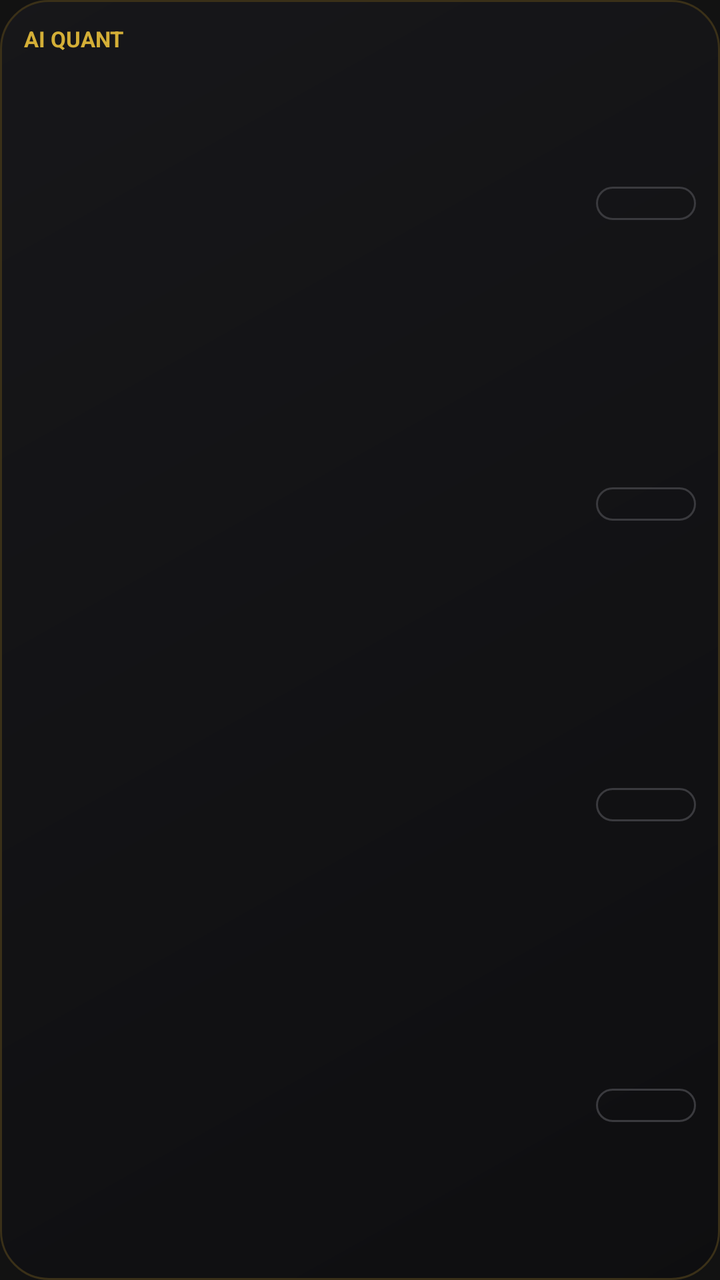
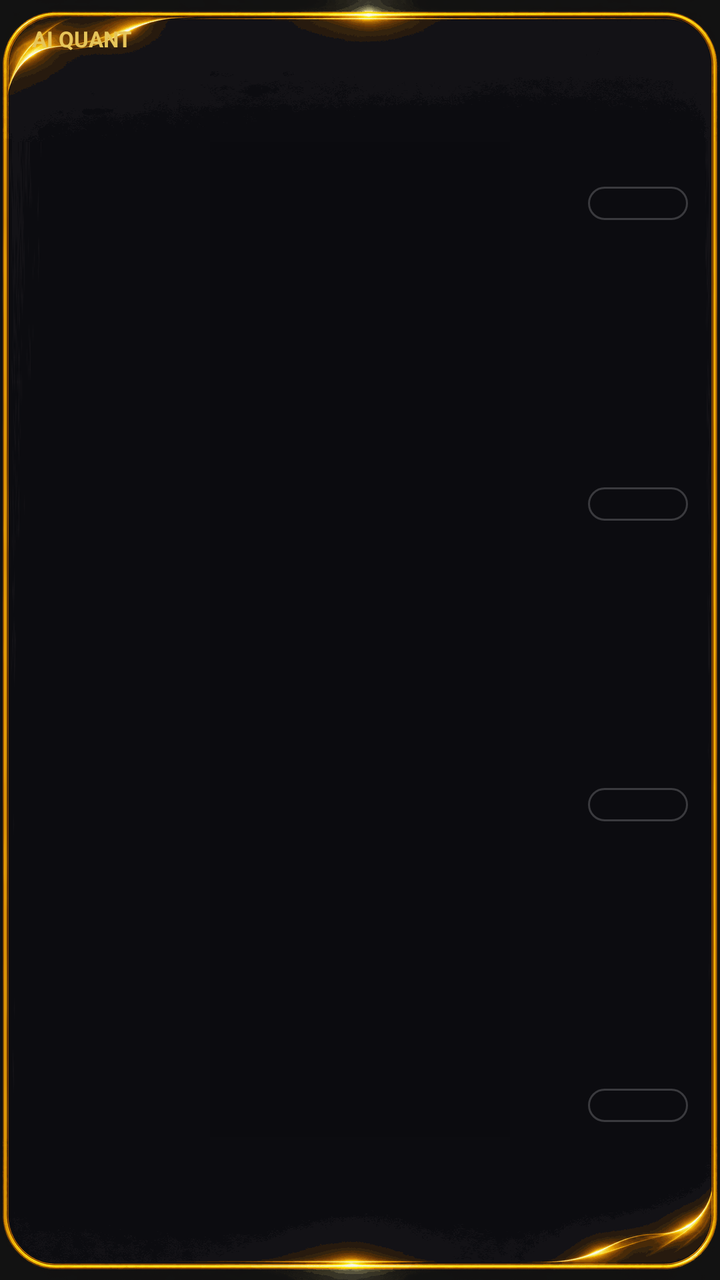

The first picture is an Android layout as it rendered before a commit; the second is the same layout after the commit. The layout source and the unified diff follow.
<!-- AndroidManifest.xml: application theme Theme.GoldAiQuant -->
<!-- res/layout/widget_list.xml -->
<?xml version="1.0" encoding="utf-8"?>
<LinearLayout xmlns:android="http://schemas.android.com/apk/res/android"
    android:id="@+id/wl_root" android:layout_width="match_parent" android:layout_height="match_parent"
    android:background="@drawable/widget_bg" android:orientation="vertical" android:padding="12dp">
    <LinearLayout android:layout_width="match_parent" android:layout_height="wrap_content" android:orientation="horizontal">
        <TextView android:layout_width="0dp" android:layout_weight="1" android:layout_height="wrap_content" android:text="@string/app_name"
            android:textColor="#D4AF37" android:textSize="11sp" android:textStyle="bold" />
        <TextView android:id="@+id/wl_time" android:layout_width="wrap_content" android:layout_height="wrap_content"
            android:textColor="#8C8A83" android:textSize="10sp" />
    </LinearLayout>
    <LinearLayout android:layout_width="match_parent" android:layout_height="0dp" android:layout_weight="1"
        android:orientation="horizontal" android:gravity="center_vertical">
        <TextView android:id="@+id/wl_n0" android:layout_width="52dp" android:layout_height="wrap_content" android:maxLines="1"
            android:textColor="#F3F1EA" android:textSize="13sp" android:textStyle="bold" />
        <ImageView android:id="@+id/wl_s0" android:layout_width="0dp" android:layout_weight="1" android:layout_height="18dp"
            android:layout_marginHorizontal="6dp" android:scaleType="fitXY" android:importantForAccessibility="no" />
        <TextView android:id="@+id/wl_p0" android:layout_width="wrap_content" android:layout_height="wrap_content" android:maxLines="1"
            android:textDirection="ltr" android:textColor="#F4F4F4" android:textSize="14sp" android:textStyle="bold" />
        <TextView android:id="@+id/wl_c0" android:layout_width="56dp" android:layout_height="wrap_content" android:maxLines="1"
            android:gravity="center" android:textDirection="ltr" android:textSize="11sp" android:textStyle="bold" />
        <TextView android:id="@+id/wl_i0" android:layout_width="50dp" android:layout_height="wrap_content" android:maxLines="1"
            android:gravity="center" android:background="@drawable/widget_chip" android:paddingVertical="1dp"
            android:textSize="11sp" android:textStyle="bold" />
    </LinearLayout>
    <LinearLayout android:layout_width="match_parent" android:layout_height="0dp" android:layout_weight="1"
        android:orientation="horizontal" android:gravity="center_vertical">
        <TextView android:id="@+id/wl_n1" android:layout_width="52dp" android:layout_height="wrap_content" android:maxLines="1"
            android:textColor="#F3F1EA" android:textSize="13sp" android:textStyle="bold" />
        <ImageView android:id="@+id/wl_s1" android:layout_width="0dp" android:layout_weight="1" android:layout_height="18dp"
            android:layout_marginHorizontal="6dp" android:scaleType="fitXY" android:importantForAccessibility="no" />
        <TextView android:id="@+id/wl_p1" android:layout_width="wrap_content" android:layout_height="wrap_content" android:maxLines="1"
            android:textDirection="ltr" android:textColor="#F4F4F4" android:textSize="14sp" android:textStyle="bold" />
        <TextView android:id="@+id/wl_c1" android:layout_width="56dp" android:layout_height="wrap_content" android:maxLines="1"
            android:gravity="center" android:textDirection="ltr" android:textSize="11sp" android:textStyle="bold" />
        <TextView android:id="@+id/wl_i1" android:layout_width="50dp" android:layout_height="wrap_content" android:maxLines="1"
            android:gravity="center" android:background="@drawable/widget_chip" android:paddingVertical="1dp"
            android:textSize="11sp" android:textStyle="bold" />
    </LinearLayout>
    <LinearLayout android:layout_width="match_parent" android:layout_height="0dp" android:layout_weight="1"
        android:orientation="horizontal" android:gravity="center_vertical">
        <TextView android:id="@+id/wl_n2" android:layout_width="52dp" android:layout_height="wrap_content" android:maxLines="1"
            android:textColor="#F3F1EA" android:textSize="13sp" android:textStyle="bold" />
        <ImageView android:id="@+id/wl_s2" android:layout_width="0dp" android:layout_weight="1" android:layout_height="18dp"
            android:layout_marginHorizontal="6dp" android:scaleType="fitXY" android:importantForAccessibility="no" />
        <TextView android:id="@+id/wl_p2" android:layout_width="wrap_content" android:layout_height="wrap_content" android:maxLines="1"
            android:textDirection="ltr" android:textColor="#F4F4F4" android:textSize="14sp" android:textStyle="bold" />
        <TextView android:id="@+id/wl_c2" android:layout_width="56dp" android:layout_height="wrap_content" android:maxLines="1"
            android:gravity="center" android:textDirection="ltr" android:textSize="11sp" android:textStyle="bold" />
        <TextView android:id="@+id/wl_i2" android:layout_width="50dp" android:layout_height="wrap_content" android:maxLines="1"
            android:gravity="center" android:background="@drawable/widget_chip" android:paddingVertical="1dp"
            android:textSize="11sp" android:textStyle="bold" />
    </LinearLayout>
    <LinearLayout android:layout_width="match_parent" android:layout_height="0dp" android:layout_weight="1"
        android:orientation="horizontal" android:gravity="center_vertical">
        <TextView android:id="@+id/wl_n3" android:layout_width="52dp" android:layout_height="wrap_content" android:maxLines="1"
            android:textColor="#F3F1EA" android:textSize="13sp" android:textStyle="bold" />
        <ImageView android:id="@+id/wl_s3" android:layout_width="0dp" android:layout_weight="1" android:layout_height="18dp"
            android:layout_marginHorizontal="6dp" android:scaleType="fitXY" android:importantForAccessibility="no" />
        <TextView android:id="@+id/wl_p3" android:layout_width="wrap_content" android:layout_height="wrap_content" android:maxLines="1"
            android:textDirection="ltr" android:textColor="#F4F4F4" android:textSize="14sp" android:textStyle="bold" />
        <TextView android:id="@+id/wl_c3" android:layout_width="56dp" android:layout_height="wrap_content" android:maxLines="1"
            android:gravity="center" android:textDirection="ltr" android:textSize="11sp" android:textStyle="bold" />
        <TextView android:id="@+id/wl_i3" android:layout_width="50dp" android:layout_height="wrap_content" android:maxLines="1"
            android:gravity="center" android:background="@drawable/widget_chip" android:paddingVertical="1dp"
            android:textSize="11sp" android:textStyle="bold" />
    </LinearLayout>
</LinearLayout>
<!-- resources referenced by this layout -->
<resources>
  <!-- drawable widget_bg (drawable) -->
  <?xml version="1.0" encoding="utf-8"?>
  <shape xmlns:android="http://schemas.android.com/apk/res/android" android:shape="rectangle">
      <gradient android:angle="315" android:startColor="#F217171A" android:endColor="#F20E0E10" />
      <stroke android:width="1dp" android:color="#3A3018" />
      <corners android:radius="24dp" />
  </shape>
  <!-- drawable widget_chip (drawable) -->
  <?xml version="1.0" encoding="utf-8"?>
  <shape xmlns:android="http://schemas.android.com/apk/res/android" android:shape="rectangle">
      <stroke android:width="1dp" android:color="#3A3A3E" />
      <corners android:radius="12dp" />
  </shape>
  <string name="app_name" translatable="false">AI QUANT</string>
  <style name="Theme.GoldAiQuant" parent="android:Theme.Material.NoActionBar">
          <item name="android:windowBackground">#FF121212</item>
          <item name="android:statusBarColor">#FF121212</item>
          <item name="android:navigationBarColor">#FF121212</item>
      </style>
</resources>

<!-- the commit's change to res/layout/widget_list.xml (unified diff, before → after) -->
@@ -1,16 +1,18 @@
 <?xml version="1.0" encoding="utf-8"?>
 <LinearLayout xmlns:android="http://schemas.android.com/apk/res/android"
     android:id="@+id/wl_root" android:layout_width="match_parent" android:layout_height="match_parent"
-    android:background="@drawable/widget_bg" android:orientation="vertical" android:padding="12dp">
+    android:background="@drawable/wf_wide" android:orientation="vertical" android:paddingHorizontal="16dp" android:paddingVertical="12dp">
     <LinearLayout android:layout_width="match_parent" android:layout_height="wrap_content" android:orientation="horizontal">
         <TextView android:layout_width="0dp" android:layout_weight="1" android:layout_height="wrap_content" android:text="@string/app_name"
-            android:textColor="#D4AF37" android:textSize="11sp" android:textStyle="bold" />
+            android:textColor="#E6C55A" android:textSize="11sp" android:textStyle="bold" />
         <TextView android:id="@+id/wl_time" android:layout_width="wrap_content" android:layout_height="wrap_content"
             android:textColor="#8C8A83" android:textSize="10sp" />
     </LinearLayout>
     <LinearLayout android:layout_width="match_parent" android:layout_height="0dp" android:layout_weight="1"
         android:orientation="horizontal" android:gravity="center_vertical">
-        <TextView android:id="@+id/wl_n0" android:layout_width="52dp" android:layout_height="wrap_content" android:maxLines="1"
+        <ImageView android:id="@+id/wl_a0" android:layout_width="wrap_content" android:layout_height="24dp"
+            android:layout_marginEnd="4dp" android:adjustViewBounds="true" android:importantForAccessibility="no" />
+        <TextView android:id="@+id/wl_n0" android:layout_width="40dp" android:layout_height="wrap_content" android:maxLines="1"
             android:textColor="#F3F1EA" android:textSize="13sp" android:textStyle="bold" />
         <ImageView android:id="@+id/wl_s0" android:layout_width="0dp" android:layout_weight="1" android:layout_height="18dp"
             android:layout_marginHorizontal="6dp" android:scaleType="fitXY" android:importantForAccessibility="no" />
@@ -24,7 +26,9 @@
     </LinearLayout>
     <LinearLayout android:layout_width="match_parent" android:layout_height="0dp" android:layout_weight="1"
         android:orientation="horizontal" android:gravity="center_vertical">
-        <TextView android:id="@+id/wl_n1" android:layout_width="52dp" android:layout_height="wrap_content" android:maxLines="1"
+        <ImageView android:id="@+id/wl_a1" android:layout_width="wrap_content" android:layout_height="24dp"
+            android:layout_marginEnd="4dp" android:adjustViewBounds="true" android:importantForAccessibility="no" />
+        <TextView android:id="@+id/wl_n1" android:layout_width="40dp" android:layout_height="wrap_content" android:maxLines="1"
             android:textColor="#F3F1EA" android:textSize="13sp" android:textStyle="bold" />
         <ImageView android:id="@+id/wl_s1" android:layout_width="0dp" android:layout_weight="1" android:layout_height="18dp"
             android:layout_marginHorizontal="6dp" android:scaleType="fitXY" android:importantForAccessibility="no" />
@@ -38,7 +42,9 @@
     </LinearLayout>
     <LinearLayout android:layout_width="match_parent" android:layout_height="0dp" android:layout_weight="1"
         android:orientation="horizontal" android:gravity="center_vertical">
-        <TextView android:id="@+id/wl_n2" android:layout_width="52dp" android:layout_height="wrap_content" android:maxLines="1"
+        <ImageView android:id="@+id/wl_a2" android:layout_width="wrap_content" android:layout_height="24dp"
+            android:layout_marginEnd="4dp" android:adjustViewBounds="true" android:importantForAccessibility="no" />
+        <TextView android:id="@+id/wl_n2" android:layout_width="40dp" android:layout_height="wrap_content" android:maxLines="1"
             android:textColor="#F3F1EA" android:textSize="13sp" android:textStyle="bold" />
         <ImageView android:id="@+id/wl_s2" android:layout_width="0dp" android:layout_weight="1" android:layout_height="18dp"
             android:layout_marginHorizontal="6dp" android:scaleType="fitXY" android:importantForAccessibility="no" />
@@ -52,7 +58,9 @@
     </LinearLayout>
     <LinearLayout android:layout_width="match_parent" android:layout_height="0dp" android:layout_weight="1"
         android:orientation="horizontal" android:gravity="center_vertical">
-        <TextView android:id="@+id/wl_n3" android:layout_width="52dp" android:layout_height="wrap_content" android:maxLines="1"
+        <ImageView android:id="@+id/wl_a3" android:layout_width="wrap_content" android:layout_height="24dp"
+            android:layout_marginEnd="4dp" android:adjustViewBounds="true" android:importantForAccessibility="no" />
+        <TextView android:id="@+id/wl_n3" android:layout_width="40dp" android:layout_height="wrap_content" android:maxLines="1"
             android:textColor="#F3F1EA" android:textSize="13sp" android:textStyle="bold" />
         <ImageView android:id="@+id/wl_s3" android:layout_width="0dp" android:layout_weight="1" android:layout_height="18dp"
             android:layout_marginHorizontal="6dp" android:scaleType="fitXY" android:importantForAccessibility="no" />
<!-- resource entries referenced after the edit -->
@@ -1,12 +1,6 @@
 <!-- resources referenced by this layout -->
 <resources>
-  <!-- drawable widget_bg (drawable) -->
-  <?xml version="1.0" encoding="utf-8"?>
-  <shape xmlns:android="http://schemas.android.com/apk/res/android" android:shape="rectangle">
-      <gradient android:angle="315" android:startColor="#F217171A" android:endColor="#F20E0E10" />
-      <stroke android:width="1dp" android:color="#3A3018" />
-      <corners android:radius="24dp" />
-  </shape>
+  <!-- drawable wf_wide: png bitmap (drawable-xxhdpi, 39905 bytes) -->
   <!-- drawable widget_chip (drawable) -->
   <?xml version="1.0" encoding="utf-8"?>
   <shape xmlns:android="http://schemas.android.com/apk/res/android" android:shape="rectangle">
